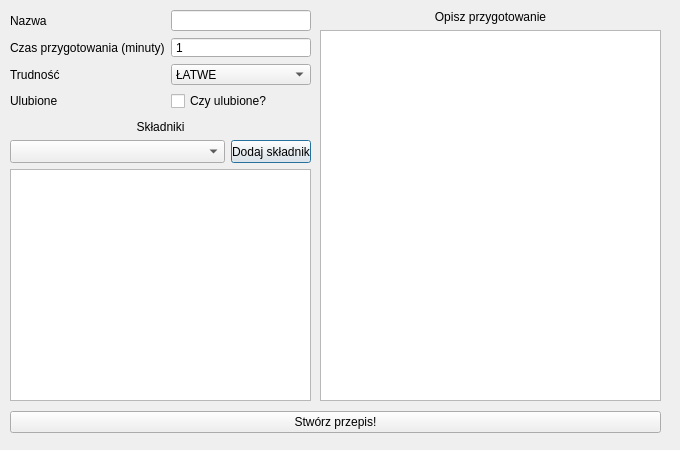
Valumior/KsiazKuch, file KsiazKuch/addprzepisdialog.ui: the form before one commit.
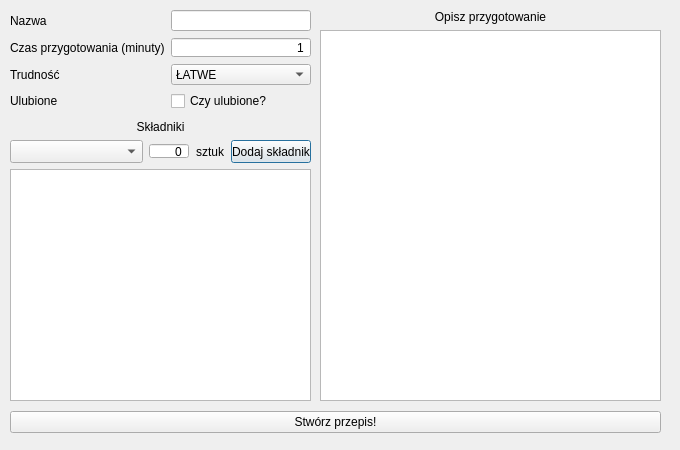
The form after the commit.

Commit message: Layout for SeeSkladnikiDialog, fix for ingriedient count on AddPrzepisDialog, other small changes to dialogs

What changed in the file:
```diff
--- a/KsiazKuch/addprzepisdialog.ui
+++ b/KsiazKuch/addprzepisdialog.ui
@@ -72,6 +72,53 @@
         </property>
        </widget>
       </item>
+      <item>
+       <widget class="QSpinBox" name="jednostkaSpinBox">
+        <property name="minimumSize">
+         <size>
+          <width>40</width>
+          <height>16</height>
+         </size>
+        </property>
+        <property name="maximumSize">
+         <size>
+          <width>40</width>
+          <height>16</height>
+         </size>
+        </property>
+        <property name="alignment">
+         <set>Qt::AlignRight|Qt::AlignTrailing|Qt::AlignVCenter</set>
+        </property>
+        <property name="buttonSymbols">
+         <enum>QAbstractSpinBox::NoButtons</enum>
+        </property>
+        <property name="maximum">
+         <number>999999999</number>
+        </property>
+       </widget>
+      </item>
+      <item>
+       <widget class="QLabel" name="jednostkaLabel">
+        <property name="minimumSize">
+         <size>
+          <width>30</width>
+          <height>23</height>
+         </size>
+        </property>
+        <property name="maximumSize">
+         <size>
+          <width>30</width>
+          <height>23</height>
+         </size>
+        </property>
+        <property name="text">
+         <string>sztuk</string>
+        </property>
+        <property name="alignment">
+         <set>Qt::AlignCenter</set>
+        </property>
+       </widget>
+      </item>
       <item>
        <widget class="QPushButton" name="dodajSkladnikPushButton">
         <property name="minimumSize">
@@ -160,6 +207,12 @@
     </item>
     <item row="1" column="1">
      <widget class="QSpinBox" name="czasPrzygotowaniaSpinBox">
+      <property name="layoutDirection">
+       <enum>Qt::LeftToRight</enum>
+      </property>
+      <property name="alignment">
+       <set>Qt::AlignRight|Qt::AlignTrailing|Qt::AlignVCenter</set>
+      </property>
       <property name="buttonSymbols">
        <enum>QAbstractSpinBox::NoButtons</enum>
       </property>
```
The commit also changes 2 other files.
